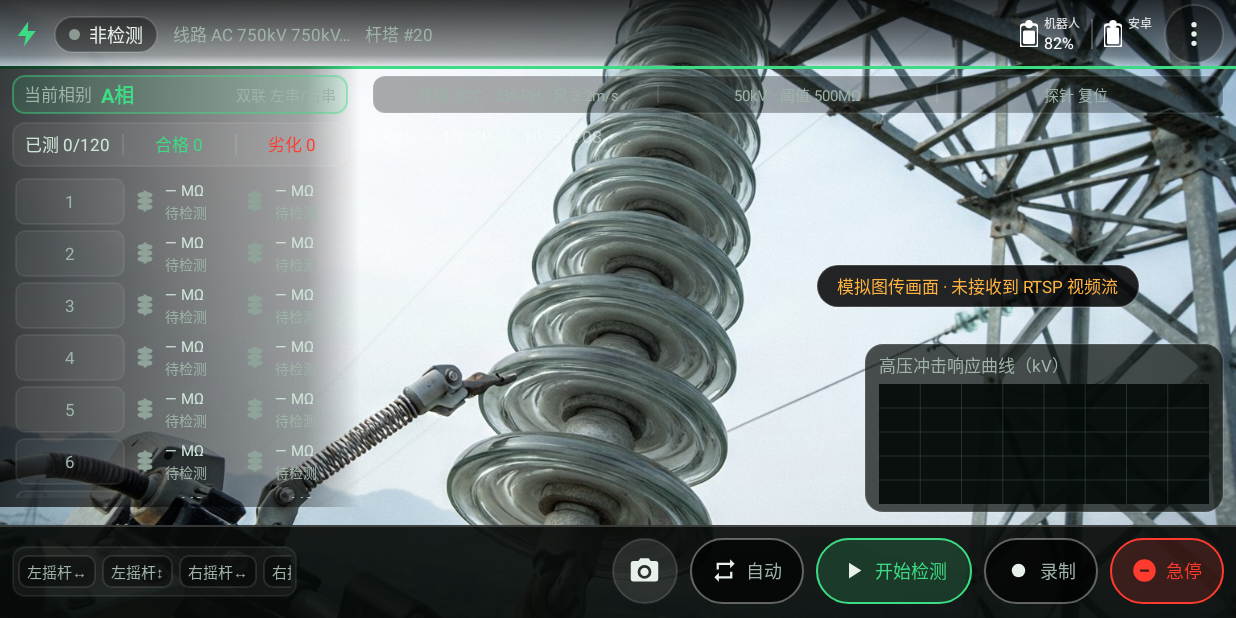
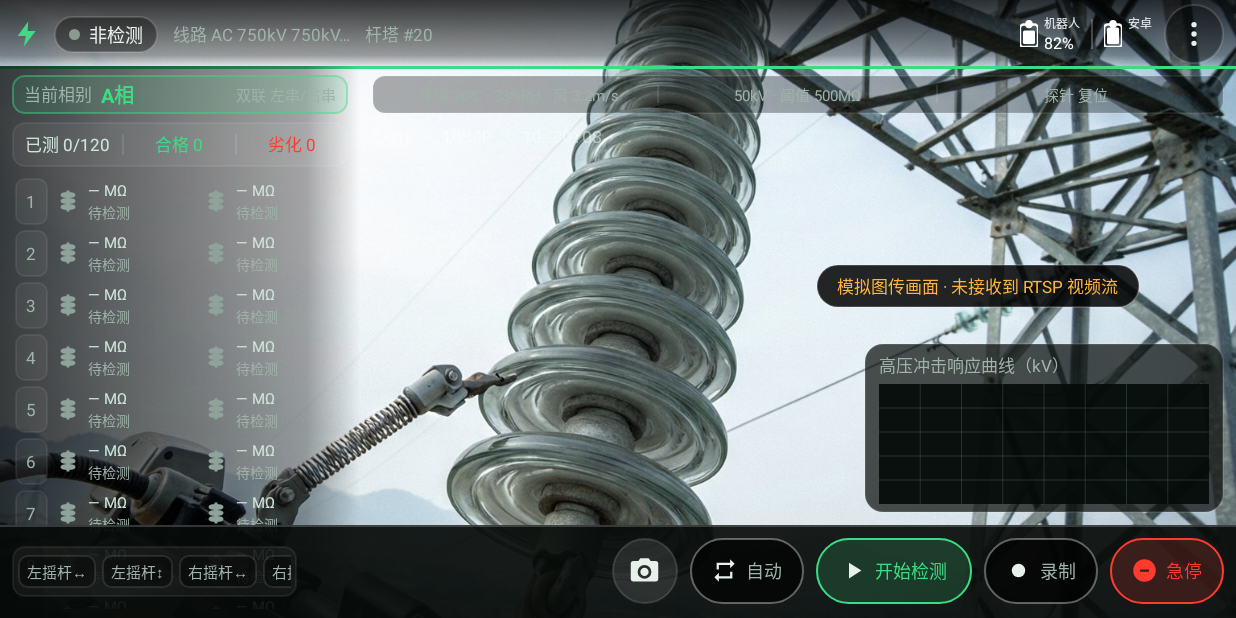
Before and after one commit to yangreest/Robot-V3, an Android app: the screen it shows after launch (DetectMainActivity), on a phone screen of 824 x 412 dp (held sideways). Run offline under Robolectric (Android 15) with nearby library versions, the phone set to English and light mode, and no system bars; libraries missing offline, so code that uses them is left out: com.skydroid.fpvplayer, com.skydroid.rcsdk; plain views replace FPVWidget; 5 statements that could not run were skipped.

Commit message:
refactor(ui): 优化双联网格列宽分配并让面板延伸至底部
- 新增 newDualLayoutManager 方法，将网格 span 细分为 100，序号列占 10 span，左右串片格各占 45 span
- 替换原先双联模式下等宽 3 列的 GridLayoutManager 为自定义 span 分配方案
- 左侧绝缘子串面板高度从固定 294dp 改为 match_parent，延伸至根布局底部
- 更新配置切换时的布局管理器引用，统一使用 newDualLayoutManager
- 同步更新 item_piece_dual 和 item_row_index 注释以反映新的列宽分配

```diff
--- a/app/src/main/java/com/skydroid/insulatordetect/DetectMainActivity.kt
+++ b/app/src/main/java/com/skydroid/insulatordetect/DetectMainActivity.kt
@@ -329,9 +329,23 @@ class DetectMainActivity : AppCompatActivity(),
     private fun initRecyclerView() {
         adapter = PieceAdapter(engine.pieces, config.isDual) { index -> engine.jumpTo(index) }
         rvPieces.layoutManager =
-            if (config.isDual) GridLayoutManager(this, 3) else LinearLayoutManager(this)
+            if (config.isDual) newDualLayoutManager() else LinearLayoutManager(this)
         rvPieces.adapter = adapter
         engine.resetPieces()
+    }
+
+    /**
+     * 双联网格布局：100 span 细分宽度（rv 内容宽固定 220dp，1 span = 2.2dp）。
+     * 行序号列仅占 10 span ≈ 22dp（11sp 下刚好容纳 3 位数），
+     * 左/右串片格各占 45 span ≈ 99dp，把序号列让出的宽度还给数据列。
+     */
+    private fun newDualLayoutManager(): GridLayoutManager {
+        return GridLayoutManager(this, 100).apply {
+            spanSizeLookup = object : GridLayoutManager.SpanSizeLookup() {
+                override fun getSpanSize(position: Int): Int =
+                    if (position % 3 == 0) 10 else 45
+            }
+        }
     }
 
     /** 动态生成手柄通道 chip（需求3：按了哪个按钮，界面有显示） */
@@ -506,7 +520,7 @@ class DetectMainActivity : AppCompatActivity(),
         runOnUiThread {
             adapter.setDualMode(config.isDual)
             rvPieces.layoutManager =
-                if (config.isDual) GridLayoutManager(this, 3) else LinearLayoutManager(this)
+                if (config.isDual) newDualLayoutManager() else LinearLayoutManager(this)
             adapter.notifyDataSetChanged()
         }
     }
--- a/app/src/main/res/layout/activity_detect_main.xml
+++ b/app/src/main/res/layout/activity_detect_main.xml
@@ -6,7 +6,7 @@
   分区（FrameLayout 分层，子 View 顺序 = z 轴层级，自上而下）：
     ┌──────────────────── topbar 46dp（y 0..46）────────────────────────┐
     ├ stringPanel 240dp ┬─────── 图传视频区 x 248..632 ────────────────┤
-    │  y 44..338        │  遥测条      y  50..76                        │
+    │  y 44..底部       │  遥测条      y  50..76                        │
     │  相别 / 统计 /    │  水印 · REC  y  82..110                       │
     │  绝缘子片列表     │  报警条      y 118..170（瞬态）               │
     │                   │  浮层带      y 176..224（提示/Toast）         │
@@ -258,11 +258,11 @@
         android:layout_marginTop="44dp"
         android:background="@color/dt_green" />
 
-    <!-- ===== 左侧绝缘子串面板（240dp × y 44..338） ===== -->
+    <!-- ===== 左侧绝缘子串面板（240dp × y 44..底部，延伸至根布局下边界） ===== -->
     <LinearLayout
         android:id="@+id/stringPanel"
         android:layout_width="240dp"
-        android:layout_height="294dp"
+        android:layout_height="match_parent"
         android:layout_gravity="top|start"
         android:layout_marginTop="44dp"
         android:background="@drawable/bg_left_panel"
--- a/app/src/main/res/layout/item_piece_dual.xml
+++ b/app/src/main/res/layout/item_piece_dual.xml
@@ -1,7 +1,7 @@
 <?xml version="1.0" encoding="utf-8"?>
 <!--
   绝缘子片列表项-双联（对应 .piece-list.dual .piece，紧凑样式，无序号列）
-  240dp 面板下 3 列网格每格约 73dp，行高 34dp
+  240dp 面板下左/右串格约 99dp（行序号列约 22dp），行高 34dp
 -->
 <LinearLayout xmlns:android="http://schemas.android.com/apk/res/android"
     xmlns:tools="http://schemas.android.com/tools"
--- a/app/src/main/res/layout/item_row_index.xml
+++ b/app/src/main/res/layout/item_row_index.xml
@@ -1,5 +1,5 @@
 <?xml version="1.0" encoding="utf-8"?>
-<!-- 双联行序号格（对应 .ridx），行高与 item_piece_dual 对齐（31dp + 3dp 间距） -->
+<!-- 双联行序号格（对应 .ridx），列宽由网格分配约 22dp（刚好 3 位数），行高与 item_piece_dual 对齐（31dp + 3dp 间距） -->
 <TextView xmlns:android="http://schemas.android.com/apk/res/android"
     xmlns:tools="http://schemas.android.com/tools"
     android:id="@+id/tvRowIdx"
```
